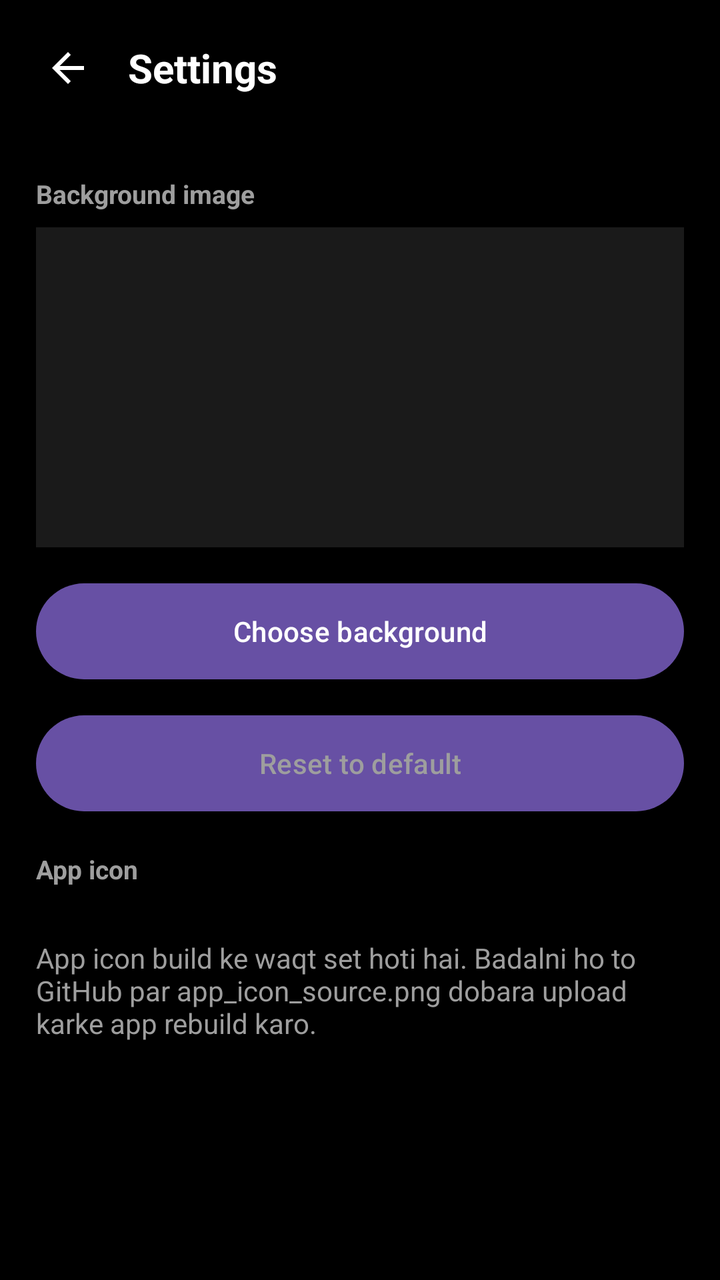
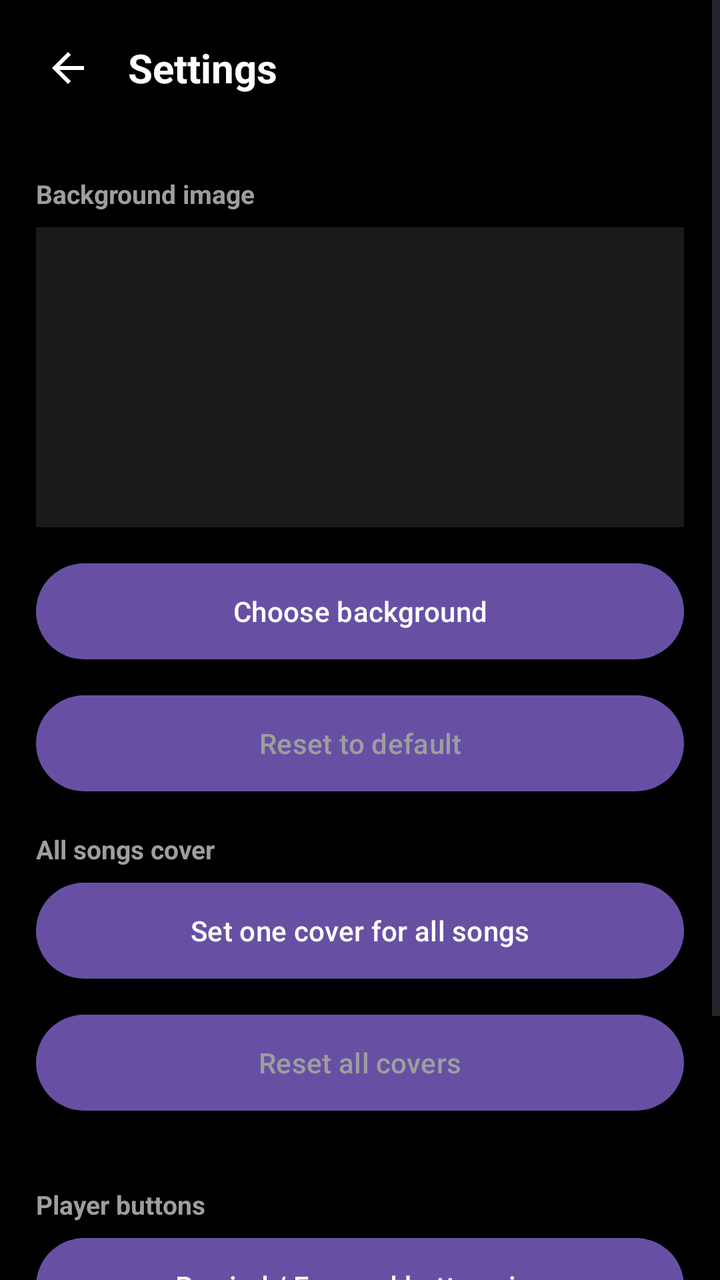

Screens rendered from an Android XML layout before and after an edit, with the pre-edit source and the edit as a unified diff.
<!-- AndroidManifest.xml: application theme Theme.UmarMusic -->
<!-- res/layout/activity_settings.xml -->
<?xml version="1.0" encoding="utf-8"?>
<LinearLayout xmlns:android="http://schemas.android.com/apk/res/android"
    android:layout_width="match_parent" android:layout_height="match_parent" android:orientation="vertical" android:background="@color/black">

    <LinearLayout android:layout_width="match_parent" android:layout_height="wrap_content" android:orientation="horizontal" android:gravity="center_vertical" android:padding="12dp">
        <androidx.appcompat.widget.AppCompatImageButton android:id="@+id/back" android:layout_width="44dp" android:layout_height="44dp" android:background="?attr/selectableItemBackgroundBorderless" android:src="@drawable/ic_arrow_back" android:contentDescription="@string/cancel" />
        <TextView android:layout_width="wrap_content" android:layout_height="wrap_content" android:layout_marginStart="8dp" android:text="@string/settings" android:textColor="@color/white" android:textSize="20sp" android:textStyle="bold" />
    </LinearLayout>

    <TextView style="@style/SectionTitle" android:text="@string/background_image" />
    <ImageView android:id="@+id/bgPreview" android:layout_width="match_parent" android:layout_height="160dp" android:layout_marginStart="18dp" android:layout_marginEnd="18dp" android:scaleType="centerCrop" android:background="@color/card_bg" android:contentDescription="@string/current_background" />

    <Button android:id="@+id/btnChoose" android:layout_width="match_parent" android:layout_height="wrap_content" android:layout_margin="18dp" android:text="@string/choose_background" android:textColor="@color/white" android:background="@drawable/bg_search" />
    <Button android:id="@+id/btnReset" android:layout_width="match_parent" android:layout_height="wrap_content" android:layout_marginStart="18dp" android:layout_marginEnd="18dp" android:text="@string/reset_background" android:textColor="@color/gray_text" android:background="@drawable/bg_search" />

    <TextView style="@style/SectionTitle" android:text="App icon" />
    <TextView android:layout_width="match_parent" android:layout_height="wrap_content" android:padding="18dp" android:text="App icon build ke waqt set hoti hai. Badalni ho to GitHub par app_icon_source.png dobara upload karke app rebuild karo." android:textColor="@color/gray_text" android:textSize="14sp" />
</LinearLayout>
<!-- resources referenced by this layout -->
<resources>
  <color name="black">#FF000000</color>
  <color name="card_bg">#FF1A1A1A</color>
  <color name="gray_text">#FF9E9E9E</color>
  <color name="white">#FFFFFFFF</color>
  <!-- drawable bg_search (drawable) -->
  <shape xmlns:android="http://schemas.android.com/apk/res/android" android:shape="rectangle"><solid android:color="@color/search_bg"/><corners android:radius="24dp"/></shape>
  <!-- drawable ic_arrow_back (drawable) -->
  <vector xmlns:android="http://schemas.android.com/apk/res/android" android:width="24dp" android:height="24dp" android:viewportWidth="24" android:viewportHeight="24" android:tint="@color/white"><path android:fillColor="#FFFFFFFF" android:pathData="M20,11H7.83l5.59,-5.59L12,4l-8,8 8,8 1.41,-1.41L7.83,13H20v-2z"/></vector>
  <string name="background_image">Background image</string>
  <string name="cancel">Cancel</string>
  <string name="choose_background">Choose background</string>
  <string name="current_background">Current background</string>
  <string name="reset_background">Reset to default</string>
  <string name="settings">Settings</string>
  <style name="SectionTitle">
          <item name="android:layout_width">match_parent</item>
          <item name="android:layout_height">wrap_content</item>
          <item name="android:paddingStart">18dp</item>
          <item name="android:paddingEnd">18dp</item>
          <item name="android:paddingTop">20dp</item>
          <item name="android:paddingBottom">8dp</item>
          <item name="android:textColor">@color/gray_text</item>
          <item name="android:textSize">13sp</item>
          <item name="android:textStyle">bold</item>
      </style>
  <style name="Theme.UmarMusic" parent="Theme.Material3.DayNight.NoActionBar">
          <item name="android:windowBackground">@color/black</item>
          <item name="android:statusBarColor">@color/black</item>
          <item name="android:navigationBarColor">@color/black</item>
      </style>
  <color name="search_bg">#FF1E1E1E</color>
</resources>

<!-- the commit's change to res/layout/activity_settings.xml (unified diff, before → after) -->
@@ -1,18 +1,27 @@
 <?xml version="1.0" encoding="utf-8"?>
-<LinearLayout xmlns:android="http://schemas.android.com/apk/res/android"
-    android:layout_width="match_parent" android:layout_height="match_parent" android:orientation="vertical" android:background="@color/black">
+<ScrollView xmlns:android="http://schemas.android.com/apk/res/android"
+    android:layout_width="match_parent" android:layout_height="match_parent" android:background="@color/black">
 
-    <LinearLayout android:layout_width="match_parent" android:layout_height="wrap_content" android:orientation="horizontal" android:gravity="center_vertical" android:padding="12dp">
-        <androidx.appcompat.widget.AppCompatImageButton android:id="@+id/back" android:layout_width="44dp" android:layout_height="44dp" android:background="?attr/selectableItemBackgroundBorderless" android:src="@drawable/ic_arrow_back" android:contentDescription="@string/cancel" />
-        <TextView android:layout_width="wrap_content" android:layout_height="wrap_content" android:layout_marginStart="8dp" android:text="@string/settings" android:textColor="@color/white" android:textSize="20sp" android:textStyle="bold" />
+    <LinearLayout android:layout_width="match_parent" android:layout_height="wrap_content" android:orientation="vertical">
+
+        <LinearLayout android:layout_width="match_parent" android:layout_height="wrap_content" android:orientation="horizontal" android:gravity="center_vertical" android:padding="12dp">
+            <androidx.appcompat.widget.AppCompatImageButton android:id="@+id/back" android:layout_width="44dp" android:layout_height="44dp" android:background="?attr/selectableItemBackgroundBorderless" android:src="@drawable/ic_arrow_back" android:contentDescription="@string/cancel" />
+            <TextView android:layout_width="wrap_content" android:layout_height="wrap_content" android:layout_marginStart="8dp" android:text="@string/settings" android:textColor="@color/white" android:textSize="20sp" android:textStyle="bold" />
+        </LinearLayout>
+
+        <TextView style="@style/SectionTitle" android:text="@string/background_image" />
+        <ImageView android:id="@+id/bgPreview" android:layout_width="match_parent" android:layout_height="150dp" android:layout_marginStart="18dp" android:layout_marginEnd="18dp" android:scaleType="centerCrop" android:background="@color/card_bg" android:contentDescription="@string/current_background" />
+        <Button android:id="@+id/btnChoose" android:layout_width="match_parent" android:layout_height="wrap_content" android:layout_margin="18dp" android:text="@string/choose_background" android:textColor="@color/white" android:background="@drawable/bg_search" />
+        <Button android:id="@+id/btnReset" android:layout_width="match_parent" android:layout_height="wrap_content" android:layout_marginStart="18dp" android:layout_marginEnd="18dp" android:text="@string/reset_background" android:textColor="@color/gray_text" android:background="@drawable/bg_search" />
+
+        <TextView style="@style/SectionTitle" android:text="All songs cover" />
+        <Button android:id="@+id/btnAllCover" android:layout_width="match_parent" android:layout_height="wrap_content" android:layout_marginStart="18dp" android:layout_marginEnd="18dp" android:text="Set one cover for all songs" android:textColor="@color/white" android:background="@drawable/bg_search" />
+        <Button android:id="@+id/btnResetCovers" android:layout_width="match_parent" android:layout_height="wrap_content" android:layout_margin="18dp" android:text="Reset all covers" android:textColor="@color/gray_text" android:background="@drawable/bg_search" />
+
+        <TextView style="@style/SectionTitle" android:text="Player buttons" />
+        <Button android:id="@+id/btnRewSize" android:layout_width="match_parent" android:layout_height="wrap_content" android:layout_marginStart="18dp" android:layout_marginEnd="18dp" android:layout_marginBottom="18dp" android:text="Rewind / Forward button size" android:textColor="@color/white" android:background="@drawable/bg_search" />
+
+        <TextView style="@style/SectionTitle" android:text="App icon" />
+        <TextView android:layout_width="match_parent" android:layout_height="wrap_content" android:paddingStart="18dp" android:paddingEnd="18dp" android:paddingBottom="24dp" android:text="App icon build ke waqt set hoti hai. Badalni ho to GitHub par app_icon_source.png dobara upload karke app rebuild karo." android:textColor="@color/gray_text" android:textSize="14sp" />
     </LinearLayout>
-
-    <TextView style="@style/SectionTitle" android:text="@string/background_image" />
-    <ImageView android:id="@+id/bgPreview" android:layout_width="match_parent" android:layout_height="160dp" android:layout_marginStart="18dp" android:layout_marginEnd="18dp" android:scaleType="centerCrop" android:background="@color/card_bg" android:contentDescription="@string/current_background" />
-
-    <Button android:id="@+id/btnChoose" android:layout_width="match_parent" android:layout_height="wrap_content" android:layout_margin="18dp" android:text="@string/choose_background" android:textColor="@color/white" android:background="@drawable/bg_search" />
-    <Button android:id="@+id/btnReset" android:layout_width="match_parent" android:layout_height="wrap_content" android:layout_marginStart="18dp" android:layout_marginEnd="18dp" android:text="@string/reset_background" android:textColor="@color/gray_text" android:background="@drawable/bg_search" />
-
-    <TextView style="@style/SectionTitle" android:text="App icon" />
-    <TextView android:layout_width="match_parent" android:layout_height="wrap_content" android:padding="18dp" android:text="App icon build ke waqt set hoti hai. Badalni ho to GitHub par app_icon_source.png dobara upload karke app rebuild karo." android:textColor="@color/gray_text" android:textSize="14sp" />
-</LinearLayout>
+</ScrollView>
